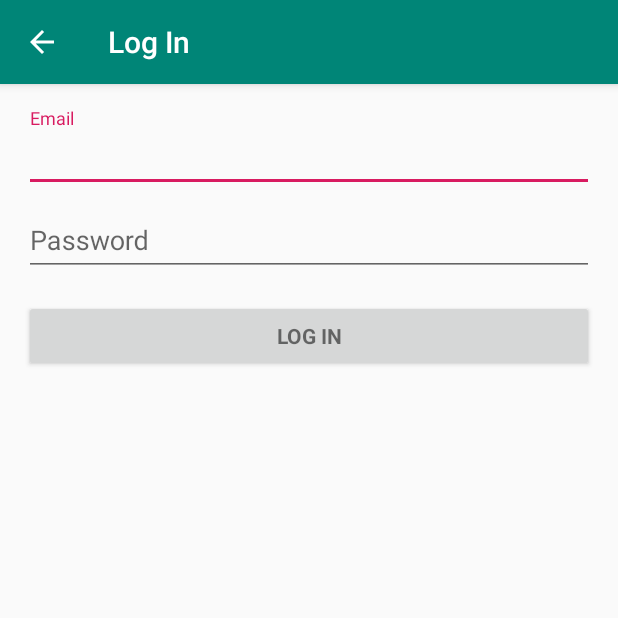
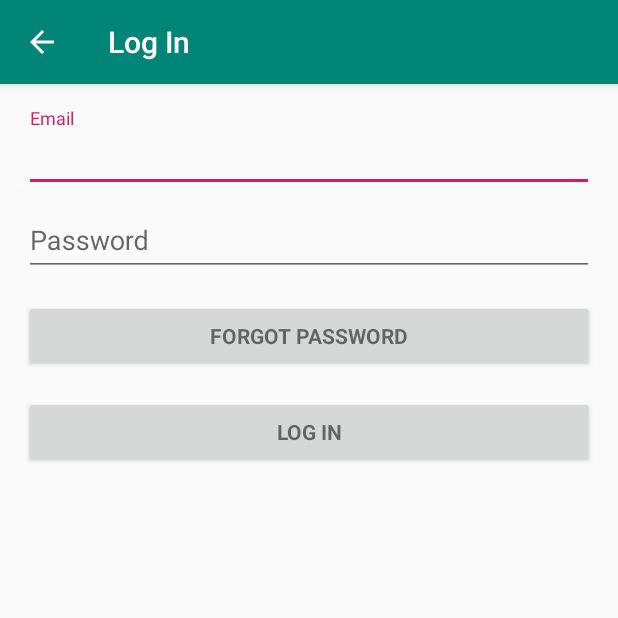
Before and after one commit to haerutea/technovationChat, an Android app: the LoginActivity screen opened directly, with no data from a screen before it, on a phone screen of 412 x 824 dp, the top half of it. Run offline under Robolectric (Android 15) with nearby library versions, the phone set to English and light mode, and no system bars; our stand-ins replace Firebase (no records; nobody signed in at launch, a user with empty details on screens opened directly).

Commit message:
added forgot password button

```diff
--- a/app/src/main/res/layout/login_activity.xml
+++ b/app/src/main/res/layout/login_activity.xml
@@ -61,6 +61,15 @@
             </android.support.design.widget.TextInputLayout>
 
             <Button
+                android:id="@+id/forgot_password_button"
+                style="?android:textAppearanceSmall"
+                android:layout_width="match_parent"
+                android:layout_height="wrap_content"
+                android:layout_marginTop="16dp"
+                android:text="@string/forgot_password"
+                android:textStyle="bold" />
+
+            <Button
                 android:id="@+id/email_sign_in_button"
                 style="?android:textAppearanceSmall"
                 android:layout_width="match_parent"
```
